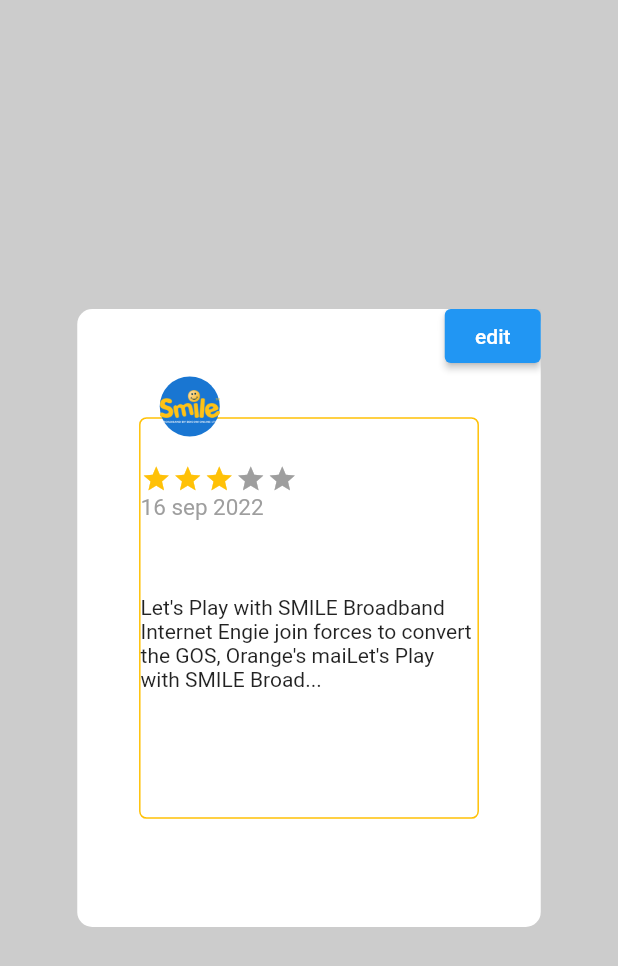
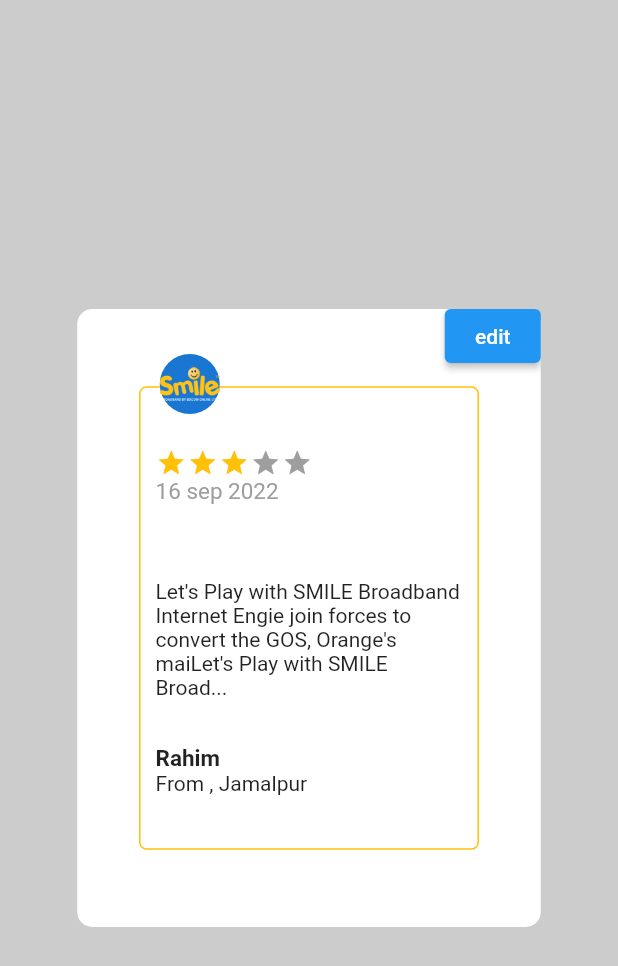
Before and after one commit to saklain71/bdcom_assignment_flutter, a Flutter app: the ReviewEditPage screen opened directly, on a phone screen of 412 x 824 dp. Shown: the top 966 px of the screen. Run offline on Flutter 3.47's test engine with Material 2 defaults, Android fonts, the phone set to English and light mode, and no system bars; drawn by our look-alikes of flutter_rating_bar; our stand-ins replace font_awesome_flutter, permission_handler, sqflite; missing offline and left inert: fast_contacts; accounts and stored records are empty.

```diff
--- a/lib/ui/review_page.dart
+++ b/lib/ui/review_page.dart
@@ -37,7 +37,7 @@ class _ReviewEditPageState extends State<ReviewEditPage> {
                 color: AppColors.colorWhite,
               ),
               height: width ,
-              width: width * 0.75,
+              width: width * .75,
               child: Stack(
                 children: [
                   Center(
@@ -50,7 +50,8 @@ class _ReviewEditPageState extends State<ReviewEditPage> {
                         borderRadius: BorderRadius.all(Radius.circular(5)),
                         //color: Colors.blue,
                       ),
-                      height: width * .65,
+                      padding: EdgeInsets.all(10),
+                      height: width * .75,
                       width:  width * .55,
                       child:     Column(
                         crossAxisAlignment: CrossAxisAlignment.start,
@@ -85,16 +86,20 @@ class _ReviewEditPageState extends State<ReviewEditPage> {
                           ),
                           Text(
                               "Let's Play with SMILE Broadband Internet Engie join forces to convert the GOS, Orange's maiLet's Play with SMILE Broad..."
-                          ),SizedBox(
-                            height: 50,
                           ),
+                          SizedBox(
+                            height: 30,
+                          ),
+                          Text("Rahim",
+                          style: TextStyle(fontSize: 15, fontWeight: FontWeight.bold),),
+                          Text("From , Jamalpur"),
                         ],
                       ),
                     ),
                   ),
                   Positioned(
                       left: 55,
-                      top:45 ,
+                      top: 30 ,
                       child: CircleAvatar(
                         child: Image.asset('assets/images/smile.png'),
                       )),
```
Also changed, not shown: lib/main.dart (+4 -3 lines), lib/ui/review_submission.dart (+6 -26 lines).
